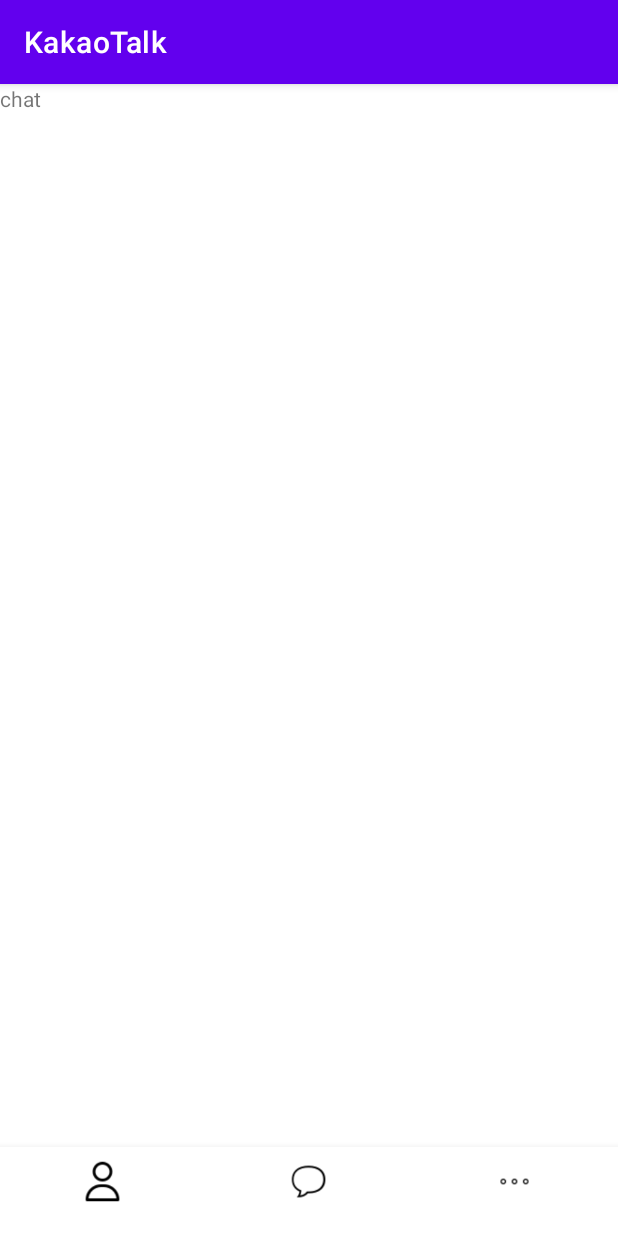
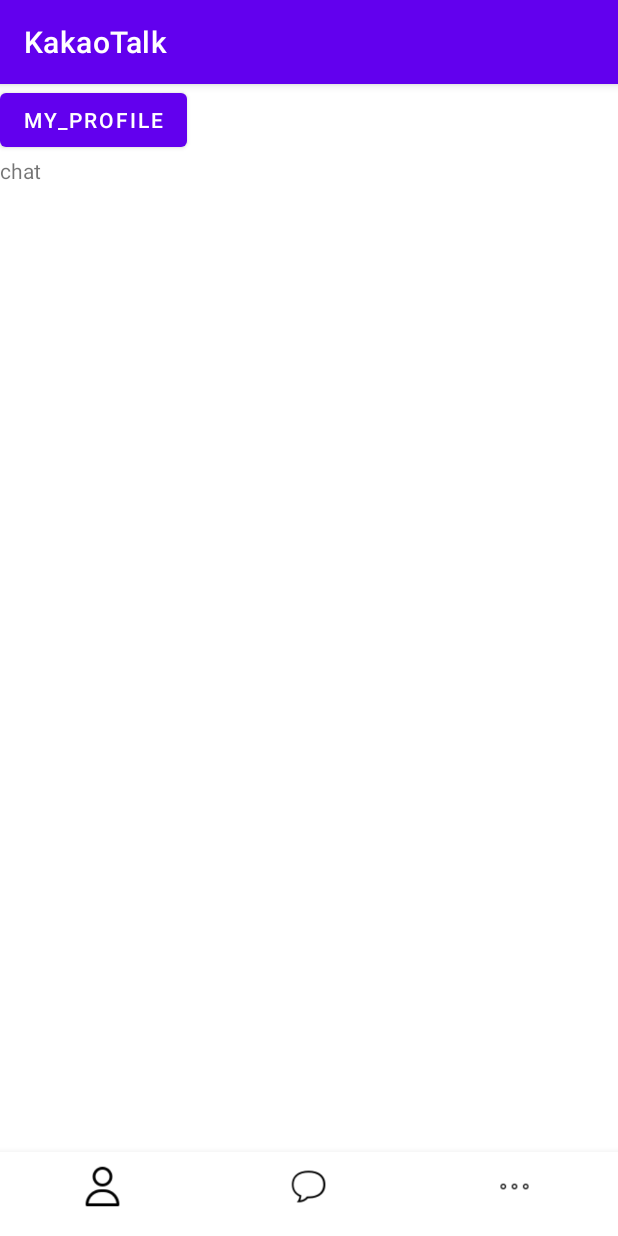
Before and after one commit to Juun244/KakaoTalk, an Android app: the screen it shows after launch (MainActivity), item 2 of the bottom bar chosen, on a phone screen of 412 x 824 dp. Run offline under Robolectric (Android 15) with nearby library versions, the phone set to English and light mode, and no system bars.

Commit message:
profile_activity
Add profile activity

```diff
--- a/app/build.gradle
+++ b/app/build.gradle
@@ -35,4 +35,5 @@ dependencies {
     testImplementation 'junit:junit:4.13.2'
     androidTestImplementation 'androidx.test.ext:junit:1.1.4'
     androidTestImplementation 'androidx.test.espresso:espresso-core:3.5.0'
+    implementation 'de.hdodenhof:circleimageview:3.1.0'
 }
--- a/app/src/main/AndroidManifest.xml
+++ b/app/src/main/AndroidManifest.xml
@@ -25,6 +25,7 @@
                 android:name="android.app.lib_name"
                 android:value="" />
         </activity>
+        <activity android:name=".myProfileActivity"/>
     </application>
 
 </manifest>
--- a/app/src/main/java/com/example/kakaotalk/MainActivity.java
+++ b/app/src/main/java/com/example/kakaotalk/MainActivity.java
@@ -5,8 +5,12 @@ import androidx.appcompat.app.AppCompatActivity;
 import androidx.fragment.app.FragmentManager;
 import androidx.fragment.app.FragmentTransaction;
 
+import android.app.ActivityOptions;
+import android.content.Intent;
 import android.os.Bundle;
 import android.view.MenuItem;
+import android.view.View;
+import android.widget.Button;
 
 import com.google.android.material.bottomnavigation.BottomNavigationView;
 import com.google.android.material.navigation.NavigationBarView;
@@ -19,6 +23,7 @@ public class MainActivity extends AppCompatActivity {
     private profile profile;
     private chat chat;
     private settings settings;
+    Button button;
 
     @Override
     protected void onCreate(Bundle savedInstanceState) {
@@ -53,6 +58,34 @@ public class MainActivity extends AppCompatActivity {
         settings = new settings();
         setFrag(0);
 
+
+        /*
+        Fragment fragment = getSupportFragmentManager().findFragmentById(R.id.frameLayout);
+
+        if(fragment instanceof profile){
+            ((profile) fragment).getView().findViewById(R.id.my_profileButton).setOnClickListener(new View.OnClickListener() {
+                @Override
+                public void onClick(View v) {
+                    Toast.makeText(getApplicationContext(),"클릭됨",Toast.LENGTH_SHORT).show();
+                    Intent intent = new Intent(MainActivity.this,
+                            myProfileActivity.class);
+                    startActivity(intent);
+                }
+            });
+        }*/
+
+
+        button = findViewById(R.id.my_profile);
+        button.setOnClickListener(new View.OnClickListener() {
+            @Override
+            public void onClick(View v) {
+                Intent intent = new Intent(MainActivity.this,
+                        myProfileActivity.class);
+                //새 창이 위로 올라오는 애니메이션
+                ActivityOptions activityOptions = ActivityOptions.makeCustomAnimation(v.getContext(),R.anim.fromdown,R.anim.toup);
+                startActivity(intent,activityOptions.toBundle());
+            }
+        });
     }
 
     private void setFrag(int n)
--- a/app/src/main/java/com/example/kakaotalk/profile.java
+++ b/app/src/main/java/com/example/kakaotalk/profile.java
@@ -1,15 +1,18 @@
 package com.example.kakaotalk;
 
+import android.content.Intent;
 import android.os.Bundle;
 import android.view.LayoutInflater;
 import android.view.View;
 import android.view.ViewGroup;
+import android.widget.Button;
+import android.widget.LinearLayout;
 
 import androidx.annotation.NonNull;
 import androidx.annotation.Nullable;
 import androidx.fragment.app.Fragment;
 
-public class profile extends Fragment {
+public class profile extends Fragment{
 
     private View view;
 
@@ -22,4 +25,5 @@ public class profile extends Fragment {
         return view;
     }
 
+
 }
--- /dev/null
+++ b/app/src/main/res/anim/fromdown.xml
@@ -0,0 +1,7 @@
+<?xml version="1.0" encoding="utf-8"?>
+<set xmlns:android="http://schemas.android.com/apk/res/android">
+<translate
+    android:fromYDelta="100%" android:toYDelta="0%"
+    android:interpolator="@android:anim/accelerate_decelerate_interpolator"
+    android:duration="300"/>
+</set>
--- /dev/null
+++ b/app/src/main/res/anim/toup.xml
@@ -0,0 +1,7 @@
+<?xml version="1.0" encoding="utf-8"?>
+<set xmlns:android="http://schemas.android.com/apk/res/android">
+<translate
+    android:fromYDelta="0%" android:toYDelta="-100%"
+    android:interpolator="@android:anim/accelerate_decelerate_interpolator"
+    android:duration="300"/>
+</set>
--- a/app/src/main/res/layout/activity_main.xml
+++ b/app/src/main/res/layout/activity_main.xml
@@ -7,6 +7,11 @@
     android:orientation="vertical"
     tools:context=".MainActivity">
 
+    <Button
+        android:layout_width="wrap_content"
+        android:layout_height="wrap_content"
+        android:text="my_profile"
+        android:id="@+id/my_profile"/>
     <FrameLayout
         android:id="@+id/frameLayout"
         android:layout_width="match_parent"
--- a/app/src/main/res/layout/profile.xml
+++ b/app/src/main/res/layout/profile.xml
@@ -9,6 +9,7 @@
         android:layout_height="match_parent"
         android:orientation="vertical">
         <LinearLayout
+            android:orientation="vertical"
             android:layout_width="match_parent"
             android:layout_height="80dp"
             android:background="#00ff00">
--- a/app/src/main/res/values/strings.xml
+++ b/app/src/main/res/values/strings.xml
@@ -1,3 +1,5 @@
 <resources>
     <string name="app_name">KakaoTalk</string>
+    <string name="chatbtn">1:1채팅</string>
+    <string name="setbtn">프로필 편집</string>
 </resources>
```
Also changed, not shown: app/src/main/java/com/example/kakaotalk/myProfileActivity.java (added, +69 -0 lines), app/src/main/res/anim/fromup.xml (added, +7 -0 lines), app/src/main/res/anim/todown.xml (added, +7 -0 lines), app/src/main/res/layout/activity_my_profile.xml (added, +74 -0 lines), app/src/main/res/drawable-v24/back_icon.png (added), app/src/main/res/drawable-v24/default_background.png (added), app/src/main/res/drawable-v24/default_profile.jpeg (added), app/src/main/res/drawable/pencil_icon.png (added).
